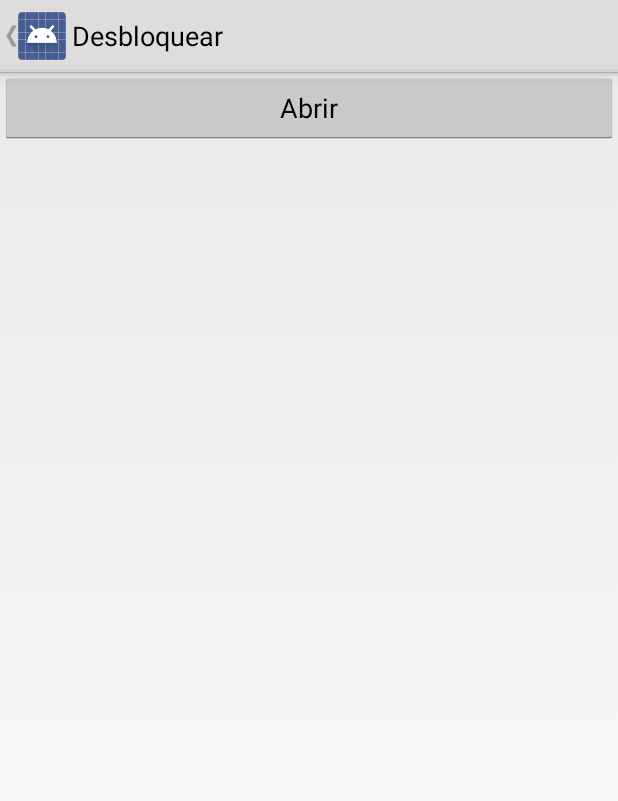
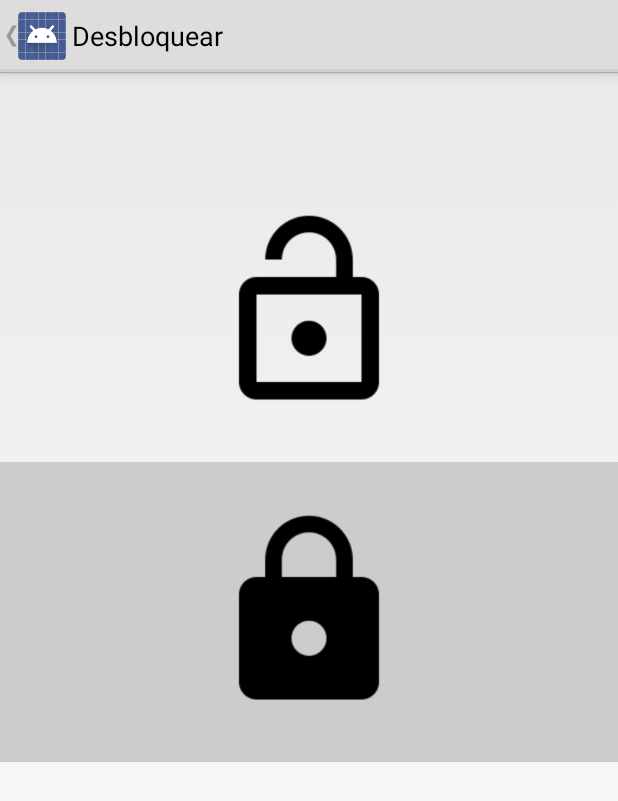
Before and after one commit to mngobbi/smartlock-demo, an Android app: the UnlockActivity screen opened directly, with no data from a screen before it, on a phone screen of 412 x 824 dp. Shown: the top 801 px of the screen. Run offline under Robolectric (Android 15) with nearby library versions, the phone set to English and light mode, and no system bars.

Commit message:
unlock activity ui

```diff
--- a/app/src/main/res/layout/unlock.xml
+++ b/app/src/main/res/layout/unlock.xml
@@ -5,11 +5,20 @@
               android:layout_width="match_parent"
               android:layout_height="match_parent">
 
-  <Button
-      android:id="@+id/unlock_button"
-      android:layout_width="match_parent"
-      android:layout_height="wrap_content"
-      android:onClick="unlock"
-      android:text="Abrir"/>
+    <ImageView android:layout_width="match_parent"
+        android:layout_height="200dp"
+        android:layout_gravity="center"
+        android:layout_marginTop="60dp"
+        android:padding="30dp"
+        android:focusable="true"
+        android:onClick="unlock"
+        android:src="@drawable/ic_lock_open_black_48dp"/>
 
+    <ImageView android:layout_width="match_parent"
+        android:layout_height="200dp"
+        android:layout_gravity="center"
+        android:padding="30dp"
+        android:focusable="true"
+        android:background="#cccccc"
+        android:src="@drawable/ic_lock_black_48dp"/>
 </LinearLayout>
```
Also changed, not shown: app/src/main/res/drawable/ic_lock_black_48dp.png (added), app/src/main/res/drawable/ic_lock_open_black_48dp.png (added).
